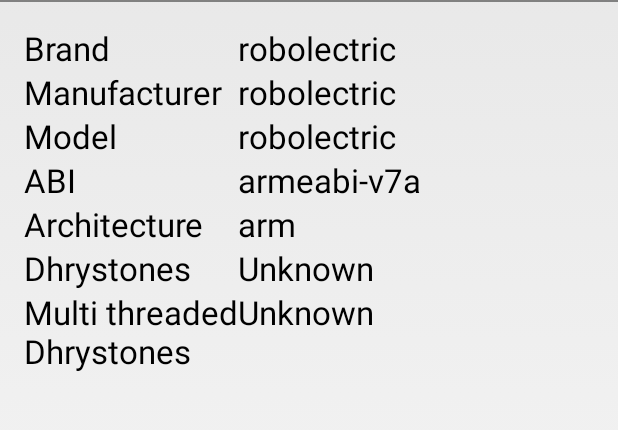
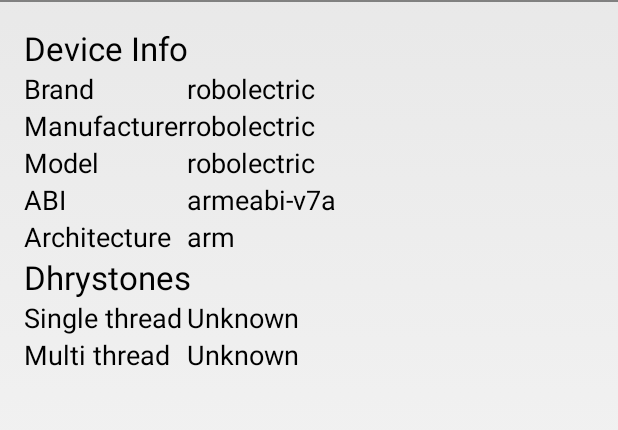
Before and after one commit to teknoraver/andhrystone, an Android app: the screen it shows after launch (MainActivity), on a phone screen of 412 x 824 dp, the part 36-466 px from its top. Run offline under Robolectric (Android 15) with nearby library versions, the phone set to English and light mode, and no system bars.

Commit message:
pretty layout

```diff
--- a/app/src/main/res/layout/activity_main.xml
+++ b/app/src/main/res/layout/activity_main.xml
@@ -1,10 +1,26 @@
-<TableLayout xmlns:android="http://schemas.android.com/apk/res/android"
+<TableLayout
+	xmlns:android="http://schemas.android.com/apk/res/android"
+	xmlns:tools="http://schemas.android.com/tools"
 	android:layout_width="fill_parent" android:layout_height="fill_parent"
 	android:paddingLeft="@dimen/activity_horizontal_margin"
 	android:paddingRight="@dimen/activity_horizontal_margin"
 	android:paddingTop="@dimen/activity_vertical_margin"
 	android:paddingBottom="@dimen/activity_vertical_margin"
-	android:keepScreenOn="true">
+	android:keepScreenOn="true"
+	tools:context=".MainActivity">
+
+	<TableRow
+		android:layout_width="fill_parent"
+		android:layout_height="wrap_content">
+
+		<TextView
+			android:layout_width="fill_parent"
+			android:layout_height="wrap_content"
+			android:textAppearance="?android:attr/textAppearanceLarge"
+			android:text="@string/dinfo"
+			android:layout_column="0"
+			android:layout_span="2"/>
+	</TableRow>
 
 	<TableRow
 		android:layout_width="fill_parent"
@@ -12,13 +28,13 @@
 		<TextView
 			android:layout_width="wrap_content"
 			android:layout_height="wrap_content"
-			android:textAppearance="?android:attr/textAppearanceLarge"
+			android:textAppearance="?android:attr/textAppearanceMedium"
 			android:text="@string/brand"
 			android:layout_column="0"/>
 		<TextView
 			android:layout_width="fill_parent"
 			android:layout_height="wrap_content"
-			android:textAppearance="?android:attr/textAppearanceLarge"
+			android:textAppearance="?android:attr/textAppearanceMedium"
 			android:id="@+id/brand"
 			android:layout_column="1"/>
 	</TableRow>
@@ -29,13 +45,13 @@
 		<TextView
 			android:layout_width="wrap_content"
 			android:layout_height="wrap_content"
-			android:textAppearance="?android:attr/textAppearanceLarge"
+			android:textAppearance="?android:attr/textAppearanceMedium"
 			android:text="@string/manufacturer"
 			android:layout_column="0"/>
 		<TextView
 			android:layout_width="fill_parent"
 			android:layout_height="wrap_content"
-			android:textAppearance="?android:attr/textAppearanceLarge"
+			android:textAppearance="?android:attr/textAppearanceMedium"
 			android:id="@+id/manufacturer"
 			android:layout_column="1"/>
 	</TableRow>
@@ -46,13 +62,13 @@
 		<TextView
 			android:layout_width="wrap_content"
 			android:layout_height="wrap_content"
-			android:textAppearance="?android:attr/textAppearanceLarge"
+			android:textAppearance="?android:attr/textAppearanceMedium"
 			android:text="@string/model"
 			android:layout_column="0"/>
 		<TextView
 			android:layout_width="fill_parent"
 			android:layout_height="wrap_content"
-			android:textAppearance="?android:attr/textAppearanceLarge"
+			android:textAppearance="?android:attr/textAppearanceMedium"
 			android:id="@+id/model"
 			android:layout_column="1"/>
 	</TableRow>
@@ -63,13 +79,13 @@
 		<TextView
 			android:layout_width="wrap_content"
 			android:layout_height="wrap_content"
-			android:textAppearance="?android:attr/textAppearanceLarge"
+			android:textAppearance="?android:attr/textAppearanceMedium"
 			android:text="@string/abi"
 			android:layout_column="0"/>
 		<TextView
 			android:layout_width="fill_parent"
 			android:layout_height="wrap_content"
-			android:textAppearance="?android:attr/textAppearanceLarge"
+			android:textAppearance="?android:attr/textAppearanceMedium"
 			android:id="@+id/abi"
 			android:layout_column="1"/>
 	</TableRow>
@@ -80,13 +96,13 @@
 		<TextView
 			android:layout_width="wrap_content"
 			android:layout_height="wrap_content"
-			android:textAppearance="?android:attr/textAppearanceLarge"
+			android:textAppearance="?android:attr/textAppearanceMedium"
 			android:text="@string/arch"
 			android:layout_column="0"/>
 		<TextView
 			android:layout_width="fill_parent"
 			android:layout_height="wrap_content"
-			android:textAppearance="?android:attr/textAppearanceLarge"
+			android:textAppearance="?android:attr/textAppearanceMedium"
 			android:text="@string/unknown"
 			android:id="@+id/arch"
 			android:layout_column="1"/>
@@ -95,16 +111,29 @@
 	<TableRow
 		android:layout_width="fill_parent"
 		android:layout_height="wrap_content">
+
+		<TextView
+			android:layout_width="fill_parent"
+			android:layout_height="wrap_content"
+			android:textAppearance="?android:attr/textAppearanceLarge"
+			android:text="@string/dhrystones"
+			android:layout_column="0"
+			android:layout_span="2"/>
+	</TableRow>
+
+	<TableRow
+		android:layout_width="fill_parent"
+		android:layout_height="wrap_content">
 		<TextView
 			android:layout_width="wrap_content"
 			android:layout_height="wrap_content"
-			android:textAppearance="?android:attr/textAppearanceLarge"
+			android:textAppearance="?android:attr/textAppearanceMedium"
 			android:text="@string/dhry_st"
 			android:layout_column="0"/>
 		<TextView
 			android:layout_width="fill_parent"
 			android:layout_height="wrap_content"
-			android:textAppearance="?android:attr/textAppearanceLarge"
+			android:textAppearance="?android:attr/textAppearanceMedium"
 			android:id="@+id/dhrystones_st"
 			android:layout_column="1"/>
 	</TableRow>
@@ -115,13 +144,13 @@
 		<TextView
 			android:layout_width="wrap_content"
 			android:layout_height="wrap_content"
-		    android:textAppearance="?android:attr/textAppearanceLarge"
+			android:textAppearance="?android:attr/textAppearanceMedium"
 			android:text="@string/dhry_mt"
 			android:layout_column="0"/>
 		<TextView
 			android:layout_width="fill_parent"
 			android:layout_height="wrap_content"
-		    android:textAppearance="?android:attr/textAppearanceLarge"
+			android:textAppearance="?android:attr/textAppearanceMedium"
 			android:id="@+id/dhrystones_mt"
 			android:layout_column="1"/>
 	</TableRow>
--- a/app/src/main/res/values/strings.xml
+++ b/app/src/main/res/values/strings.xml
@@ -5,9 +5,11 @@
 	<string name="model">Model</string>
 	<string name="abi">ABI</string>
 	<string name="arch">Architecture</string>
-	<string name="dhry_st">Dhrystones</string>
-	<string name="dhry_mt">Multi threaded\nDhrystones</string>
+	<string name="dhry_st">Single thread</string>
+	<string name="dhry_mt">Multi thread</string>
 	<string name="running">Running…</string>
 	<string name="unknown">Unknown</string>
 	<string name="runningxof">Running %1$d/%2$d</string>
+	<string name="dhrystones">Dhrystones</string>
+	<string name="dinfo">Device Info</string>
 </resources>
```
Lines whose indentation alone changed are shown as unchanged.
